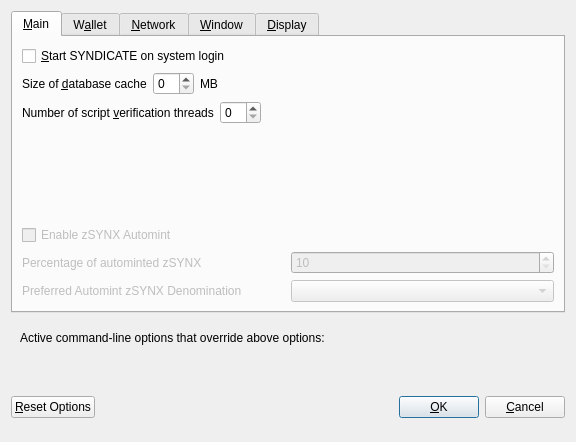
Qt form src/qt/forms/optionsdialog.ui (convertdoubler/strawberrycoin) before a commit.
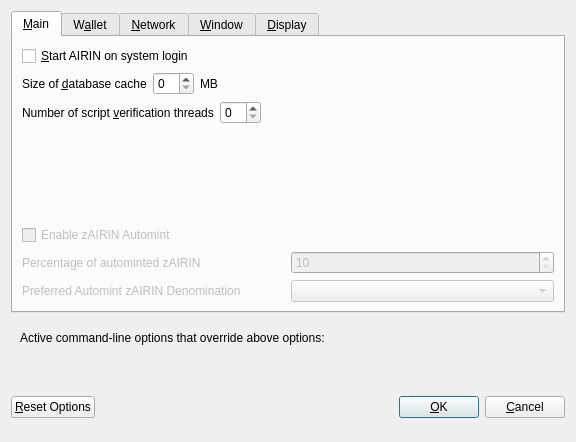
The same form after that commit. The open tabs and pages were chosen to show the change. Custom widgets are drawn as their Qt base class.

```diff
--- a/src/qt/forms/optionsdialog.ui
+++ b/src/qt/forms/optionsdialog.ui
@@ -33,7 +33,7 @@
           <string>Automatically start SYNDICATE after logging in to the system.</string>
          </property>
          <property name="text">
-          <string>&amp;Start SYNDICATE on system login</string>
+          <string>&amp;Start AIRIN on system login</string>
          </property>
         </widget>
        </item>
@@ -142,7 +142,7 @@
           <enum>Qt::LeftToRight</enum>
          </property>
          <property name="text">
-          <string>Enable zSYNX Automint</string>
+          <string>Enable zAIRIN Automint</string>
          </property>
         </widget>
        </item>
@@ -157,7 +157,7 @@
             <string>Percentage of incoming SYNX which get automatically converted to zSYNX via Zerocoin Protocol (min: 10%)</string>
            </property>
            <property name="text">
-            <string>Percentage of autominted zSYNX</string>
+            <string>Percentage of autominted zAIRIN</string>
            </property>
           </widget>
          </item>
@@ -196,7 +196,7 @@
             <string>Wait with automatic conversion to Zerocoin until enough SYNX for this denomination is available</string>
            </property>
            <property name="text">
-            <string>Preferred Automint zSYNX Denomination</string>
+            <string>Preferred Automint zAIRIN Denomination</string>
            </property>
           </widget>
          </item>
```
Left out of the diff: 18 changed lines with no effect on the pictures.
